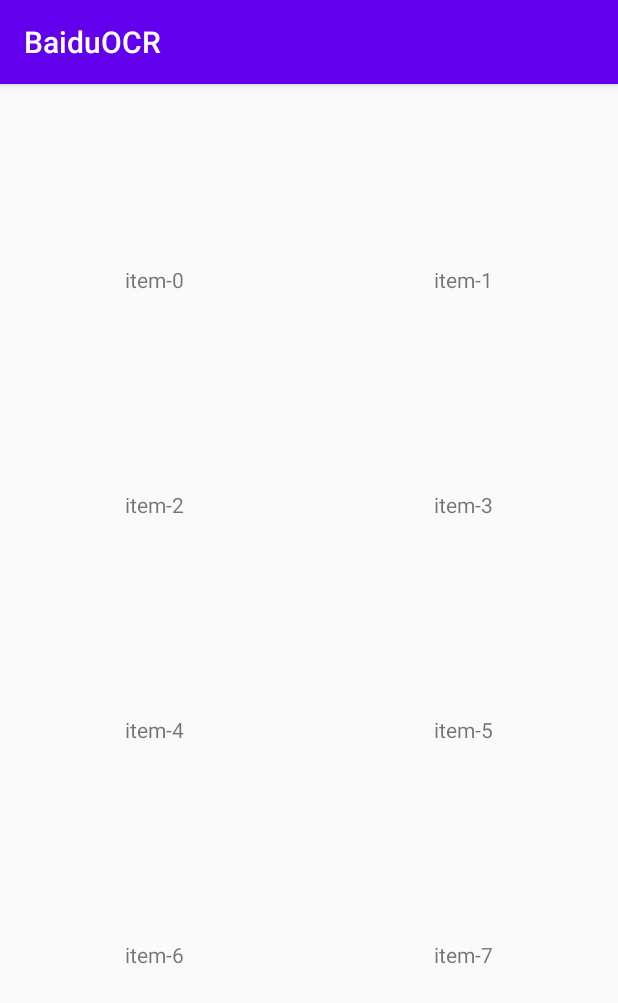
After one commit to gaoguanqi/BaiduOCR, an Android app: the SharedElementActivity screen opened directly, with no data from a screen before it, on a phone screen of 412 x 824 dp. The commit adds this screen. Shown: the top 1003 px of the screen. Run offline under Robolectric (Android 15) with nearby library versions, the phone set to English and light mode, and no system bars; 1 statement that could not run was skipped.

Commit message:
SharedElement

```diff
--- a/app/build.gradle
+++ b/app/build.gradle
@@ -51,6 +51,7 @@ dependencies {
     testImplementation 'junit:junit:4.12'
     androidTestImplementation 'androidx.test.ext:junit:1.1.2'
     androidTestImplementation 'androidx.test.espresso:espresso-core:3.3.0'
+    implementation 'androidx.recyclerview:recyclerview:1.1.0'
 
     implementation 'com.blankj:utilcodex:1.30.5'
     implementation 'io.reactivex.rxjava2:rxandroid:2.1.1'
@@ -59,4 +60,7 @@ dependencies {
 
     implementation 'com.king.zxing:zxing-lite:2.0.2'
 
+//    implementation 'com.github.bumptech.glide:glide:4.10.0'
+//    implementation 'com.github.bumptech.glide:compiler:4.10.0'
+    implementation 'com.github.gaoguanqi:XLoader:v1.0.0'
 }
--- a/app/src/main/AndroidManifest.xml
+++ b/app/src/main/AndroidManifest.xml
@@ -45,6 +45,9 @@
 
         <activity android:name=".example.ReceiptActivity"
             android:screenOrientation="portrait" />
+
+        <activity android:name=".shared.SharedElementActivity"
+            android:screenOrientation="portrait" />
     </application>
 
 </manifest>
--- a/app/src/main/java/com/maple/baiduocr/MainActivity.kt
+++ b/app/src/main/java/com/maple/baiduocr/MainActivity.kt
@@ -14,6 +14,7 @@ import com.baidu.ocr.sdk.model.AccessToken
 import com.baidu.ocr.ui.camera.CameraNativeHelper
 import com.baidu.ocr.ui.camera.CameraView
 import com.maple.baiduocr.example.*
+import com.maple.baiduocr.shared.SharedElementActivity
 import com.maple.baiduocr.utils.LogUtils
 import com.maple.baiduocr.utils.PermissionUtil
 import com.maple.baiduocr.utils.RequestPermission
@@ -34,6 +35,7 @@ class MainActivity : AppCompatActivity(), View.OnClickListener {
         this.findViewById<Button>(R.id.btn_qrcode)?.setOnClickListener(this)
         this.findViewById<Button>(R.id.btn_license_plate)?.setOnClickListener(this)
         this.findViewById<Button>(R.id.btn_receipt)?.setOnClickListener(this)
+        this.findViewById<Button>(R.id.btn_shared_element)?.setOnClickListener(this)
     }
 
     override fun onClick(v: View?) {
@@ -60,6 +62,10 @@ class MainActivity : AppCompatActivity(), View.OnClickListener {
 
             R.id.btn_receipt ->{
                 applyPermissions(5)
+            }
+
+            R.id.btn_shared_element ->{
+                startActivity(Intent(this,SharedElementActivity::class.java))
             }
         }
     }
--- /dev/null
+++ b/app/src/main/java/com/maple/baiduocr/ext/ContextExtensions.kt
@@ -0,0 +1,6 @@
+package com.maple.baiduocr.ext
+
+import android.content.Context
+import android.view.LayoutInflater
+//自定义 Context 的 扩展方法
+inline val Context.layoutInflater: LayoutInflater get() = LayoutInflater.from(this)
--- /dev/null
+++ b/app/src/main/java/com/maple/baiduocr/ext/ViewExtensions.kt
@@ -0,0 +1,29 @@
+package com.maple.baiduocr.ext
+
+import android.widget.ImageView
+import com.maple.baiduocr.R
+import com.maple.baiduocr.app.MyApplication
+import com.maple.ximageloader.ImageLoader
+import com.maple.ximageloader.glide.GlideImageConfig
+import com.maple.ximageloader.glide.TransType
+
+//常用图片加载
+fun ImageView.loadImage(any: Any) = ImageLoader.getInstance().loadImage(
+    MyApplication.instance,
+    GlideImageConfig(
+        any,
+        this,
+        placeholder = R.drawable.ic_default_placeholder,
+        errorPic = R.drawable.ic_default_errorpic
+    ).also { c -> c.type = TransType.NORMAL })
+
+//自定义配置图片加载
+fun ImageView.loadConfigImage(
+    any: Any,
+    config: GlideImageConfig = GlideImageConfig(
+        any,
+        this,
+        placeholder = R.drawable.ic_default_placeholder,
+        errorPic = R.drawable.ic_default_errorpic
+    ).also { c -> c.type = TransType.NORMAL }
+) = ImageLoader.getInstance().loadImage(MyApplication.instance, config)
--- /dev/null
+++ b/app/src/main/java/com/maple/baiduocr/shared/SharedElementActivity.kt
@@ -0,0 +1,35 @@
+package com.maple.baiduocr.shared
+
+import android.os.Bundle
+import androidx.appcompat.app.AppCompatActivity
+import androidx.recyclerview.widget.GridLayoutManager
+import androidx.recyclerview.widget.RecyclerView
+import com.maple.baiduocr.R
+import com.maple.baiduocr.shared.adapter.SharedAdapter
+
+class SharedElementActivity: AppCompatActivity() {
+
+    private lateinit var rvList: RecyclerView
+    private val sharedAdapter by lazy { SharedAdapter(this) }
+
+    override fun onCreate(savedInstanceState: Bundle?) {
+        super.onCreate(savedInstanceState)
+        setContentView(R.layout.activity_shared_element)
+
+        val list = java.util.ArrayList<String>()
+        list.add("http://oss-public.hyntech.net/appUpload/20201202/2018LENoOyAYmq/f6dfa0aad1dc4672b2725b55546f147e.jpg")
+        list.add("http://oss-public.hyntech.net/appUpload/20201202/2018LENoOyAYmq/41fd054c25ea40ec80b621215117d0b7.jpg")
+        list.add("http://oss-public.hyntech.net/appUpload/20201202/2018LENoOyAYmq/7f6dbad84fbe4c498f147f53468edb63.jpg")
+        list.add("http://oss-public.hyntech.net/appUpload/20201202/2018LENoOyAYmq/6ab148ac98f34e738122aa8e38b9947a.jpg")
+        list.add("http://oss-public.hyntech.net/appUpload/20201202/2018LENoOyAYmq/6ab148ac98f34e738122aa8e38b9947a.jpg")
+        list.add("http://oss-public.hyntech.net/appUpload/20201202/2018LENoOyAYmq/6ab148ac98f34e738122aa8e38b9947a.jpg")
+        list.add("http://oss-public.hyntech.net/appUpload/20201202/2018LENoOyAYmq/6ab148ac98f34e738122aa8e38b9947a.jpg")
+        list.add("http://oss-public.hyntech.net/appUpload/20201202/2018LENoOyAYmq/6ab148ac98f34e738122aa8e38b9947a.jpg")
+
+
+        rvList = this.findViewById(R.id.rv_list)
+        rvList.layoutManager = GridLayoutManager(this,2)
+        rvList.adapter = sharedAdapter
+        sharedAdapter.setData(list)
+    }
+}
--- /dev/null
+++ b/app/src/main/java/com/maple/baiduocr/shared/adapter/SharedAdapter.kt
@@ -0,0 +1,66 @@
+package com.maple.baiduocr.shared.adapter
+
+import android.content.Context
+import android.view.View
+import android.view.ViewGroup
+import android.widget.ImageView
+import android.widget.TextView
+import androidx.constraintlayout.widget.ConstraintLayout
+import androidx.recyclerview.widget.RecyclerView
+import com.maple.baiduocr.R
+import com.maple.baiduocr.ext.layoutInflater
+import com.maple.baiduocr.ext.loadImage
+import com.maple.baiduocr.utils.LogUtils
+
+class SharedAdapter(val context: Context) : RecyclerView.Adapter<SharedAdapter.ViewHolder>() {
+
+    private val list: MutableList<String> = mutableListOf()
+
+    private var listener: OnClickListener? = null
+
+    fun setData(l: List<String>) {
+        this.list.addAll(l)
+        this.notifyDataSetChanged()
+    }
+
+    fun setListener(l: OnClickListener) {
+        this.listener = l
+    }
+
+
+    override fun onCreateViewHolder(parent: ViewGroup, viewType: Int): ViewHolder {
+        val view: View = context.layoutInflater.inflate(R.layout.item_shared, parent, false)
+        val holder: ViewHolder = ViewHolder(view)
+        holder.itemRoot.setOnClickListener {
+            listener?.let { l ->
+                l.onItemClick(holder.adapterPosition, list.get(holder.adapterPosition))
+            }
+        }
+        return holder
+    }
+
+    override fun getItemCount(): Int = list.size
+
+    override fun onBindViewHolder(holder: ViewHolder, position: Int) {
+        holder.setData(position, list.get(position))
+    }
+
+
+    inner class ViewHolder(itemView: View) : RecyclerView.ViewHolder(itemView) {
+        val itemRoot: ConstraintLayout = itemView.findViewById(R.id.item_root)
+        val ivImg: ImageView = itemView.findViewById(R.id.iv_img)
+        val tvTxt: TextView = itemView.findViewById(R.id.tv_txt)
+
+        fun setData(pos: Int, data: String?) {
+            tvTxt.text = "item-${pos}"
+            data?.let {
+                LogUtils.logGGQ("--url->${it}")
+                ivImg.loadImage(it)
+            }
+        }
+    }
+
+    interface OnClickListener {
+        fun onItemClick(pos: Int, item: String?)
+    }
+}
--- a/app/src/main/res/layout/activity_main.xml
+++ b/app/src/main/res/layout/activity_main.xml
@@ -42,4 +42,10 @@
         android:layout_width="match_parent"
         android:layout_height="wrap_content"
         android:text="通用票据" />
+
+    <Button
+        android:id="@+id/btn_shared_element"
+        android:layout_width="match_parent"
+        android:layout_height="wrap_content"
+        android:text="共享元素" />
 </LinearLayout>
--- /dev/null
+++ b/app/src/main/res/layout/activity_shared_element.xml
@@ -0,0 +1,13 @@
+<?xml version="1.0" encoding="utf-8"?>
+<LinearLayout xmlns:android="http://schemas.android.com/apk/res/android"
+    android:orientation="vertical"
+    android:layout_width="match_parent"
+    android:layout_height="match_parent">
+
+
+    <androidx.recyclerview.widget.RecyclerView
+        android:id="@+id/rv_list"
+        android:layout_width="match_parent"
+        android:layout_height="wrap_content"/>
+
+</LinearLayout>
--- /dev/null
+++ b/app/src/main/res/layout/item_shared.xml
@@ -0,0 +1,34 @@
+<?xml version="1.0" encoding="utf-8"?>
+<androidx.constraintlayout.widget.ConstraintLayout xmlns:android="http://schemas.android.com/apk/res/android"
+    xmlns:app="http://schemas.android.com/apk/res-auto"
+    xmlns:tools="http://schemas.android.com/tools"
+    android:id="@+id/item_root"
+    android:layout_width="match_parent"
+    android:layout_height="wrap_content"
+    android:layout_margin="10dp"
+    android:layout_gravity="center"
+    tools:ignore="ResourceName">
+
+    <ImageView
+        android:id="@+id/iv_img"
+        android:layout_width="0dp"
+        android:layout_height="0dp"
+        android:scaleType="centerCrop"
+        app:layout_constraintDimensionRatio="H,16:9"
+        app:layout_constraintLeft_toLeftOf="parent"
+        app:layout_constraintRight_toRightOf="parent"
+        app:layout_constraintTop_toTopOf="parent"
+        tools:background="@drawable/ic_launcher_background" />
+
+    <TextView
+        android:id="@+id/tv_txt"
+        android:layout_width="match_parent"
+        android:layout_height="wrap_content"
+        android:gravity="center"
+        app:layout_constraintTop_toBottomOf="@id/iv_img"
+        app:layout_constraintStart_toStartOf="parent"
+        app:layout_constraintEnd_toEndOf="parent"
+        android:paddingTop="6dp"
+        tools:text="测试" />
+
+</androidx.constraintlayout.widget.ConstraintLayout>
```
Also changed, not shown: app/src/main/java/com/maple/baiduocr/app/MyApplication.kt (+15 -11 lines).
